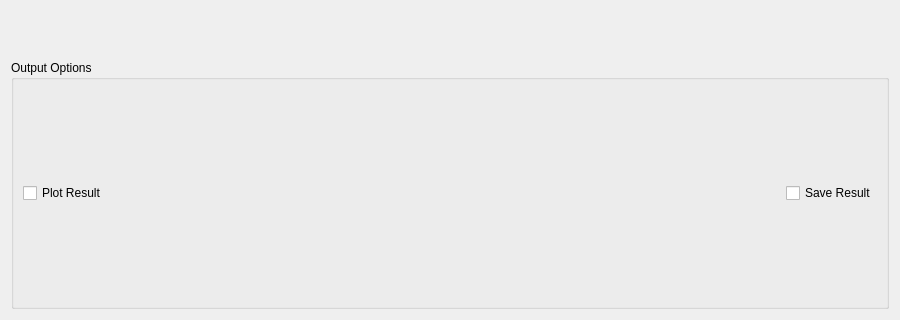
First picture: the form in MantidQt/CustomInterfaces/inc/MantidQtCustomInterfaces/Indirect/JumpFit.ui, repository mantidproject/mantid, before the edit; both pictures show x 0 to 900 and y 280 to 600 of the 900 by 600 pixel window.
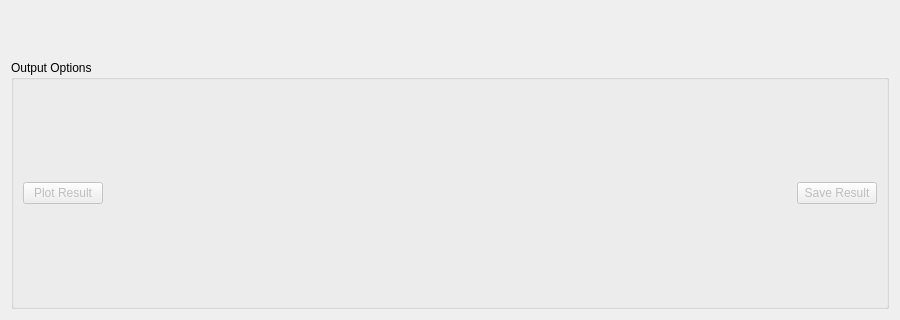
Second picture: the form after the edit. Custom widgets are drawn as their Qt base class.

Commit message:
JumpFit add plot and save push buttons initially disabled
Refs #17022

```diff
--- a/MantidQt/CustomInterfaces/inc/MantidQtCustomInterfaces/Indirect/JumpFit.ui
+++ b/MantidQt/CustomInterfaces/inc/MantidQtCustomInterfaces/Indirect/JumpFit.ui
@@ -146,7 +146,10 @@
        </property>
        <layout class="QHBoxLayout" name="horizontalLayout">
         <item>
-         <widget class="QCheckBox" name="chkPlot">
+         <widget class="QPushButton" name="pbPlot">
+          <property name="enabled">
+           <bool>false</bool>
+          </property>
           <property name="text">
            <string>Plot Result</string>
           </property>
@@ -166,7 +169,10 @@
          </spacer>
         </item>
         <item>
-         <widget class="QCheckBox" name="chkSave">
+         <widget class="QPushButton" name="pbSave">
+          <property name="enabled">
+           <bool>false</bool>
+          </property>
           <property name="text">
            <string>Save Result</string>
           </property>
```
Lines whose indentation alone changed are shown as unchanged.
